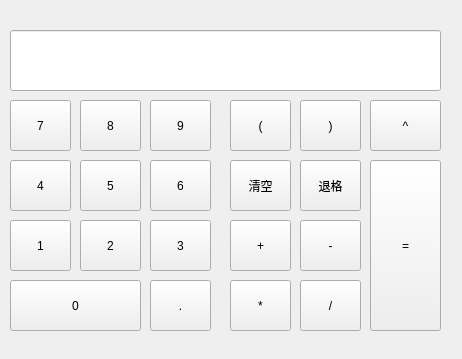
cosmosiwi/c-homework, file calculator1/widget.ui: the form before one commit.
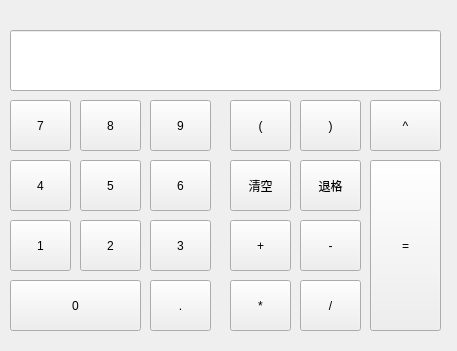
The form after the commit.

```diff
--- a/calculator1/widget.ui
+++ b/calculator1/widget.ui
@@ -6,8 +6,8 @@
    <rect>
     <x>0</x>
     <y>0</y>
-    <width>462</width>
-    <height>359</height>
+    <width>457</width>
+    <height>351</height>
    </rect>
   </property>
   <property name="windowTitle">
```
